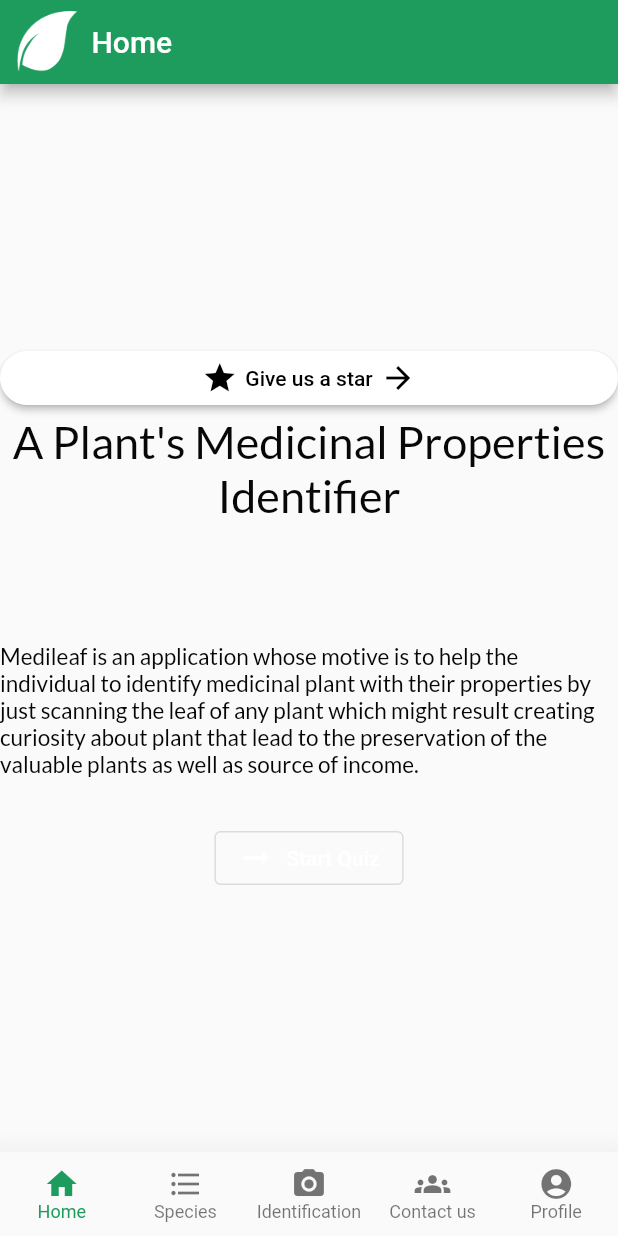
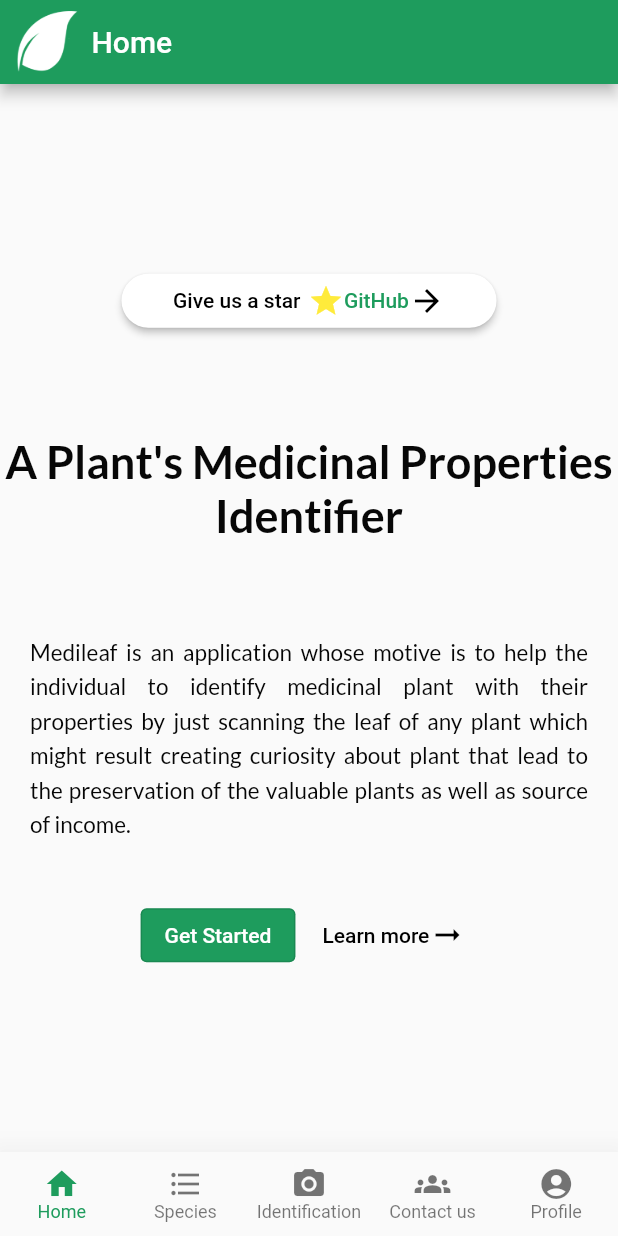
Before and after one commit to surajkarki66/MediLeaf_Mobile, a Flutter app: the screen it shows after launch, after a tap on "Give us a star", on a phone screen of 412 x 824 dp. Run offline on Flutter 3.47's test engine with Material 2 defaults, Android fonts, the phone set to English and light mode, and no system bars; our stand-ins replace google_fonts.

Commit message:
feat: finished home screen

```diff
--- a/lib/main.dart
+++ b/lib/main.dart
@@ -1,9 +1,15 @@
 import 'package:flutter/material.dart';
+import 'package:flutter/services.dart';
 
 import 'package:medileaf/screens/splash.dart';
 
 void main() {
-  runApp(const App());
+  WidgetsFlutterBinding.ensureInitialized();
+  SystemChrome.setPreferredOrientations([
+    DeviceOrientation.portraitUp,
+  ]).then((fn) {
+    runApp(const App());
+  });
 }
 
 class App extends StatelessWidget {
--- a/lib/screens/home.dart
+++ b/lib/screens/home.dart
@@ -1,9 +1,12 @@
 import 'package:flutter/material.dart';
+import 'package:url_launcher/url_launcher.dart';
 
 import 'package:google_fonts/google_fonts.dart';
+import 'package:url_launcher/url_launcher_string.dart';
 
 class HomeScreen extends StatelessWidget {
-  const HomeScreen({super.key});
+  final Function selectPage;
+  const HomeScreen({Key? key, required this.selectPage}) : super(key: key);
 
   @override
   Widget build(BuildContext context) {
@@ -18,47 +21,89 @@ class HomeScreen extends StatelessWidget {
               ),
               backgroundColor: Colors.white,
               foregroundColor: Colors.black,
+              maximumSize: const Size(250, 50),
             ),
-            onPressed: () {},
+            onPressed: () async {
+              if (await canLaunchUrl(
+                  Uri.https('github.com', '/surajkarki66/MediLeaf_AI'))) {
+                await launchUrl(
+                    Uri.https('github.com', '/surajkarki66/MediLeaf_AI'),
+                    mode: LaunchMode.platformDefault);
+              } else {
+                throw 'Could not launch url';
+              }
+            },
             child: const Row(
               mainAxisAlignment: MainAxisAlignment.center,
               children: [
-                Icon(Icons.star),
-                SizedBox(width: 5.0),
                 Text('Give us a star'),
                 SizedBox(width: 5.0),
+                Icon(
+                  Icons.star,
+                  color: Colors.yellow,
+                ),
+                Text('GitHub',
+                    style: TextStyle(
+                      color: Color.fromRGBO(30, 156, 93, 1),
+                    )),
                 Icon(Icons.arrow_forward),
               ],
             ),
+          ),
+          const SizedBox(
+            height: 65,
           ),
           Text(
             "A Plant's Medicinal Properties Identifier",
             style: GoogleFonts.lato(
                 color: const Color.fromARGB(255, 7, 7, 7),
                 fontSize: 30,
-            ),
+                fontWeight: FontWeight.bold),
             textAlign: TextAlign.center,
           ),
           const SizedBox(
-            height: 80,
+            height: 60,
           ),
-          Text(
+          Padding(
+            padding: const EdgeInsets.symmetric(horizontal: 20.0),
+            child: Text(
               "Medileaf is an application whose motive is to help the individual to identify medicinal plant with their properties by just scanning the leaf of any plant which might result creating curiosity about plant that lead to the preservation of the valuable plants as well as source of income.",
               style: GoogleFonts.lato(
                   color: const Color.fromARGB(255, 5, 5, 5),
                   fontSize: 15,
+                  height: 1.5),
+              textAlign: TextAlign.justify,
             ),
           ),
           const SizedBox(
-            height: 30,
+            height: 40,
           ),
-          OutlinedButton.icon(
-            onPressed: () {},
+          Row(
+            mainAxisAlignment: MainAxisAlignment.center,
+            children: [
+              OutlinedButton(
+                onPressed: () {
+                  selectPage(2);
+                },
                 style: OutlinedButton.styleFrom(
                     foregroundColor: Colors.white,
+                    backgroundColor: const Color.fromRGBO(30, 156, 93, 1)),
+                child: const Text('Get Started'),
               ),
-            label: const Text('Start Quiz'),
-            icon: const Icon(Icons.arrow_right_alt),
+              const SizedBox(width: 10),
+              TextButton(
+                onPressed: () {
+                  selectPage(3);
+                },
+                style: OutlinedButton.styleFrom(
+                  foregroundColor: Colors.black,
+                ),
+                child: const Row(
+                  mainAxisAlignment: MainAxisAlignment.spaceBetween,
+                  children: [Text('Learn more'), Icon(Icons.arrow_right_alt)],
+                ),
+              ),
+            ],
           ),
         ],
       ),
--- a/lib/screens/tabs.dart
+++ b/lib/screens/tabs.dart
@@ -26,7 +26,9 @@ class _TabsScreenState extends State<TabsScreen> {
 
   @override
   Widget build(BuildContext context) {
-    Widget activePage = const HomeScreen();
+    Widget activePage = HomeScreen(
+      selectPage: _selectPage,
+    );
     Widget leadingWidget = Image.asset(
       'assets/images/logo.png',
       color: Colors.white,
--- a/pubspec.yaml
+++ b/pubspec.yaml
@@ -36,6 +36,7 @@ dependencies:
   # Use with the CupertinoIcons class for iOS style icons.
   cupertino_icons: ^1.0.2
   google_fonts: ^5.1.0
+  url_launcher: ^6.1.11
 
 dev_dependencies:
   flutter_test:
```
Also changed, not shown: pubspec.lock, 5 other files. Lines whose indentation alone changed are shown as unchanged.
